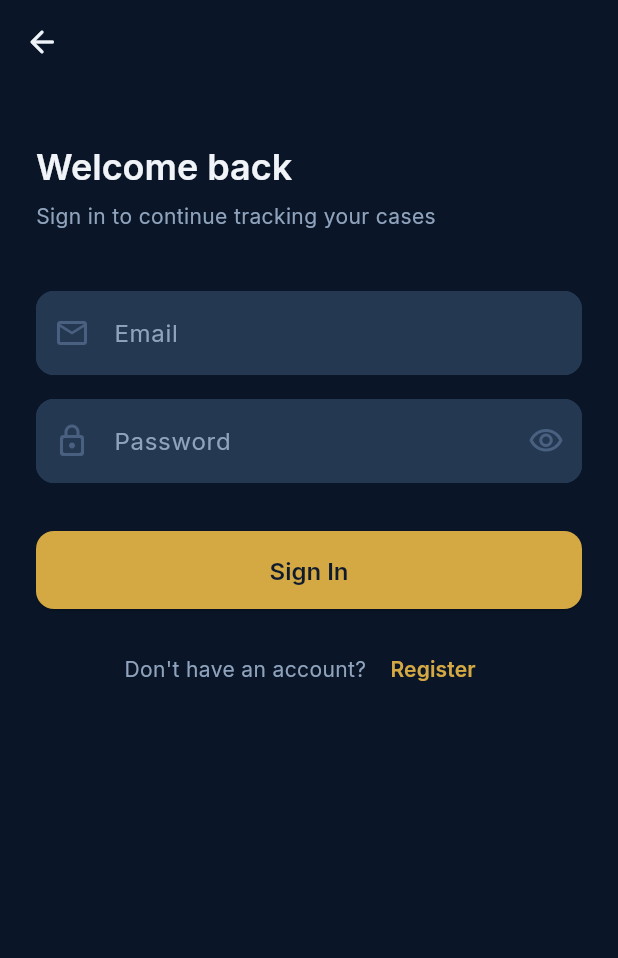
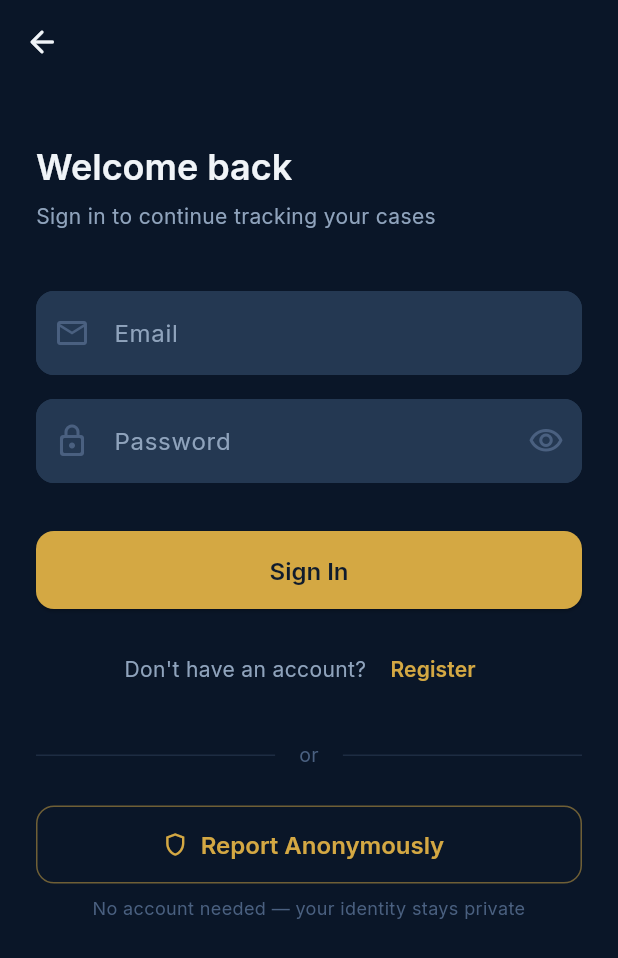
Before and after one commit to rageeshan/JusticeNow, a Flutter app: the LoginScreen screen opened by its route, on a phone screen of 412 x 824 dp. Shown: the top 958 px of the screen. Run offline on Flutter 3.47's test engine with Material 3 defaults, Android fonts, the light colour scheme and no system bars; our stand-ins replace dio, firebase_core, flutter_riverpod, flutter_secure_storage, go_router, google_fonts and 1 more; accounts and stored records are empty.

Commit message:
feat(US02): add anonymous reporting button to login screen

```diff
--- a/mobile/lib/presentation/screens/auth/login_screen.dart
+++ b/mobile/lib/presentation/screens/auth/login_screen.dart
@@ -17,6 +17,7 @@ class _LoginScreenState extends ConsumerState<LoginScreen> {
   final _emailCtrl = TextEditingController();
   final _passwordCtrl = TextEditingController();
   bool _obscurePassword = true;
+  bool _isAnonymousLoading = false;
 
   @override
   void dispose() {
@@ -30,6 +31,17 @@ class _LoginScreenState extends ConsumerState<LoginScreen> {
     await ref.read(authProvider.notifier).login(_emailCtrl.text.trim(), _passwordCtrl.text);
     if (mounted && ref.read(authProvider).status == AuthStatus.authenticated) {
       context.go(AppRoutes.myCases);
+    }
+  }
+
+  Future<void> _reportAnonymously() async {
+    setState(() => _isAnonymousLoading = true);
+    await ref.read(authProvider.notifier).loginAnonymous();
+    if (mounted) {
+      setState(() => _isAnonymousLoading = false);
+      if (ref.read(authProvider).status == AuthStatus.authenticated) {
+        context.go(AppRoutes.reportCase);
+      }
     }
   }
 
@@ -148,6 +160,43 @@ class _LoginScreenState extends ConsumerState<LoginScreen> {
                     ),
                   ],
                 ),
+
+                // ── Anonymous Reporting ──
+                const SizedBox(height: 24),
+                Row(
+                  children: [
+                    Expanded(child: Divider(color: AppColors.textMuted.withValues(alpha: 0.3))),
+                    Padding(
+                      padding: const EdgeInsets.symmetric(horizontal: 16),
+                      child: Text('or', style: TextStyle(color: AppColors.textMuted, fontSize: 13)),
+                    ),
+                    Expanded(child: Divider(color: AppColors.textMuted.withValues(alpha: 0.3))),
+                  ],
+                ),
+                const SizedBox(height: 24),
+                OutlinedButton.icon(
+                  onPressed: _isAnonymousLoading ? null : _reportAnonymously,
+                  icon: _isAnonymousLoading
+                      ? const SizedBox(
+                          height: 18,
+                          width: 18,
+                          child: CircularProgressIndicator(strokeWidth: 2, color: AppColors.accent),
+                        )
+                      : const Icon(Icons.shield_outlined),
+                  label: const Text('Report Anonymously'),
+                  style: OutlinedButton.styleFrom(
+                    foregroundColor: AppColors.accent,
+                    side: BorderSide(color: AppColors.accent.withValues(alpha: 0.5)),
+                    minimumSize: const Size.fromHeight(52),
+                    shape: RoundedRectangleBorder(borderRadius: BorderRadius.circular(12)),
+                  ),
+                ),
+                const SizedBox(height: 8),
+                Text(
+                  'No account needed — your identity stays private',
+                  textAlign: TextAlign.center,
+                  style: TextStyle(color: AppColors.textMuted, fontSize: 12),
+                ),
               ],
             ),
           ),
```
